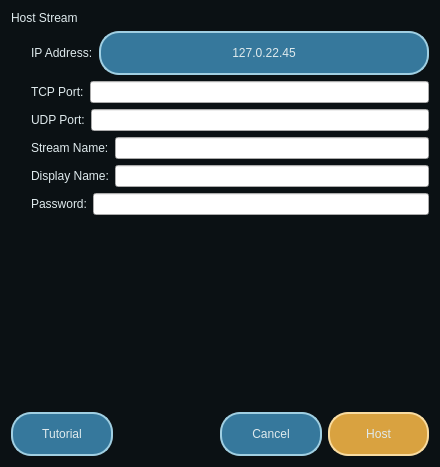
Qt form app/home/hoststreamwindow.ui (erakai/Mercury) before a commit.
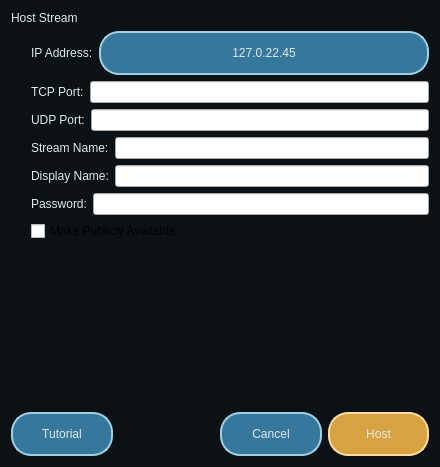
The same form after that commit. Icons and pictures are not drawn.

Commit message:
Added "make public stream" checkbox
+ Added checks for password protection

```diff
--- a/app/home/hoststreamwindow.ui
+++ b/app/home/hoststreamwindow.ui
@@ -182,6 +182,13 @@
          </item>
         </layout>
        </item>
+       <item>
+        <widget class="QCheckBox" name="publicStream">
+         <property name="text">
+          <string>Make Publicly Available</string>
+         </property>
+        </widget>
+       </item>
       </layout>
      </item>
     </layout>
```
The commit also changes 6 other files.
